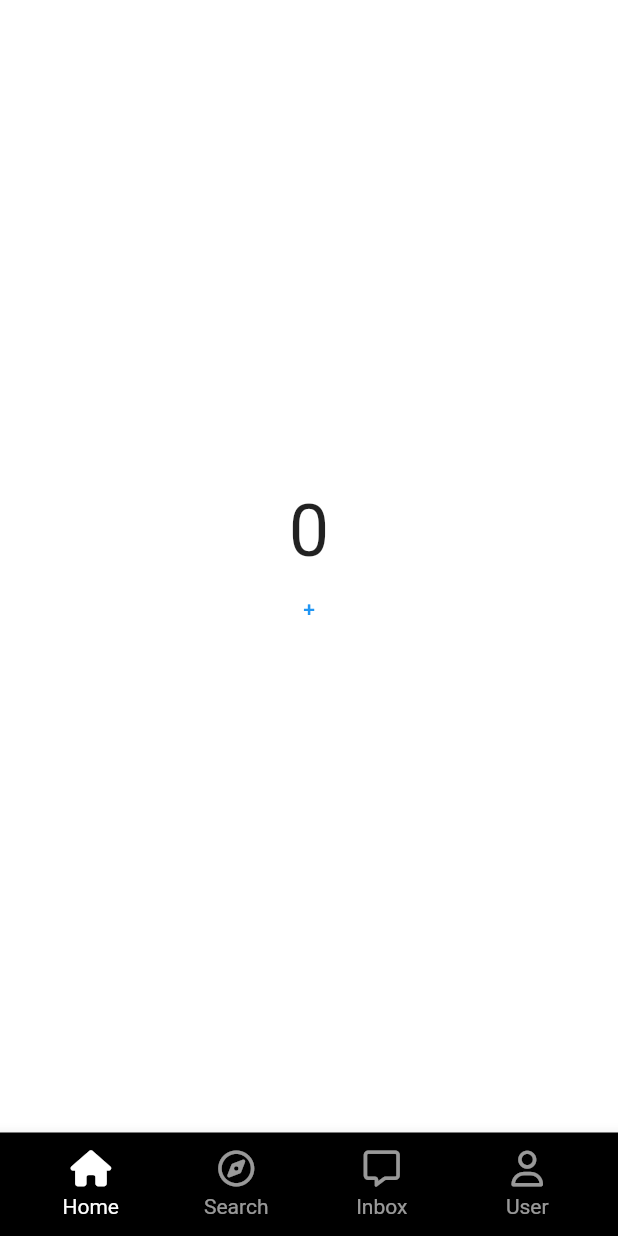
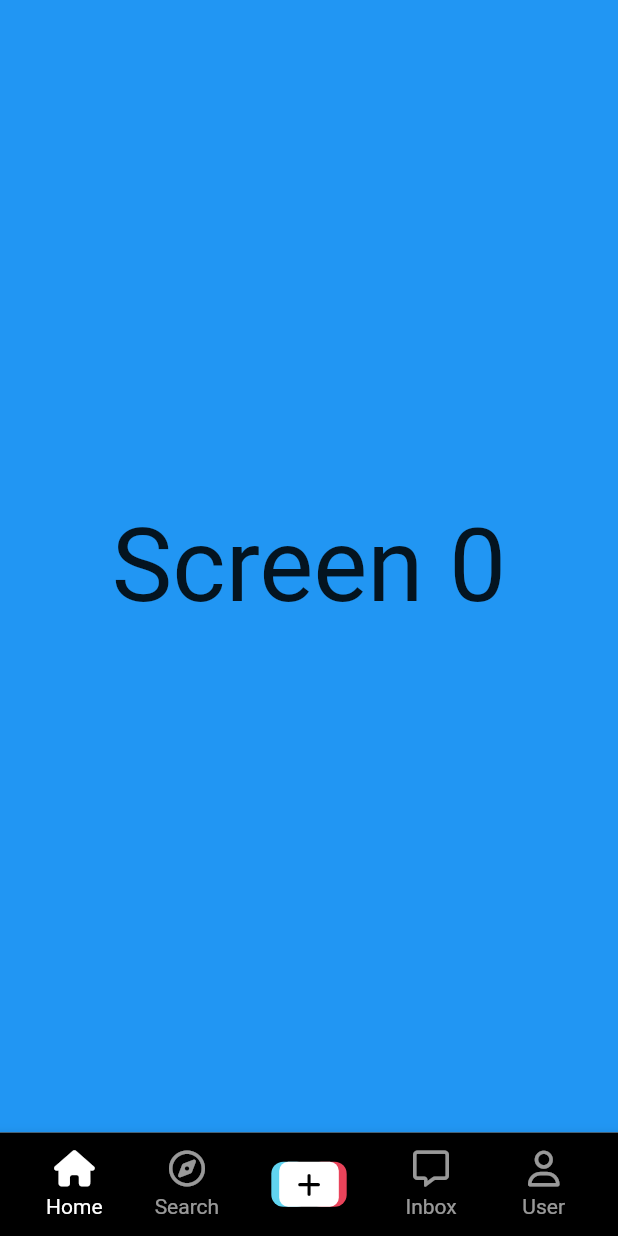
Before and after one commit to plagdoctor/tiktok_clone, a Flutter app: the screen it shows after launch, on a phone screen of 412 x 824 dp. Run offline on Flutter 3.47's test engine with Material 2 defaults, Android fonts, the phone set to English and light mode, and no system bars; our stand-ins replace font_awesome_flutter.

Commit message:
infinite rolling screen

```diff
--- /dev/null
+++ b/lib/features/videos/video_timeline_screen.dart
@@ -0,0 +1,50 @@
+import 'package:flutter/material.dart';
+
+class VideoTimelineScreen extends StatefulWidget {
+  const VideoTimelineScreen({super.key});
+
+  @override
+  State<VideoTimelineScreen> createState() => _VideoTimelineScreenState();
+}
+
+class _VideoTimelineScreenState extends State<VideoTimelineScreen> {
+  int _itemCount = 4;
+
+  List<Color> colors = [
+    Colors.blue,
+    Colors.red,
+    Colors.yellow,
+    Colors.teal,
+  ];
+
+  void _onPageChanged(int page) {
+    if (page == _itemCount - 1) {
+      _itemCount = _itemCount + 4;
+      colors.addAll([
+        Colors.blue,
+        Colors.red,
+        Colors.yellow,
+        Colors.teal,
+      ]);
+      setState(() {});
+    }
+  }
+
+  @override
+  Widget build(BuildContext context) {
+    return PageView.builder(
+      scrollDirection: Axis.vertical,
+      onPageChanged: _onPageChanged,
+      itemCount: _itemCount,
+      itemBuilder: (context, index) => Container(
+        color: colors[index],
+        child: Center(
+          child: Text(
+            "Screen $index",
+            style: const TextStyle(fontSize: 68),
+          ),
+        ),
+      ),
+    );
+  }
+}
--- a/lib/main_navigation/main_navigation_screen.dart
+++ b/lib/main_navigation/main_navigation_screen.dart
@@ -1,7 +1,9 @@
 import 'package:flutter/material.dart';
 import 'package:font_awesome_flutter/font_awesome_flutter.dart';
-import 'package:tiktok_clone/main_navigation/stf_screen.dart';
+import 'package:tiktok_clone/constants/gaps.dart';
+import 'package:tiktok_clone/features/videos/video_timeline_screen.dart';
 import 'package:tiktok_clone/main_navigation/widgets/nav_tab.dart';
+import 'package:tiktok_clone/main_navigation/widgets/post_video_button.dart';
 
 class MainNavigationScreen extends StatefulWidget {
   const MainNavigationScreen({super.key});
@@ -19,6 +21,17 @@ class _MainNavigationScreenState extends State<MainNavigationScreen> {
     });
   }
 
+  void _onPostVideoButtonTap() {
+    Navigator.of(context).push(
+      MaterialPageRoute(
+        builder: (context) => Scaffold(
+          appBar: AppBar(title: const Text('Record video')),
+        ),
+        fullscreenDialog: true,
+      ),
+    );
+  }
+
   @override
   Widget build(BuildContext context) {
     return Scaffold(
@@ -26,19 +39,19 @@ class _MainNavigationScreenState extends State<MainNavigationScreen> {
         children: [
           Offstage(
             offstage: _selectedIndex != 0,
-            child: const StfScreen(),
+            child: const VideoTimelineScreen(),
           ),
           Offstage(
             offstage: _selectedIndex != 1,
-            child: const StfScreen(),
+            child: Container(),
           ),
           Offstage(
             offstage: _selectedIndex != 3,
-            child: const StfScreen(),
+            child: Container(),
           ),
           Offstage(
             offstage: _selectedIndex != 4,
-            child: const StfScreen(),
+            child: Container(),
           )
         ],
       ),
@@ -63,6 +76,12 @@ class _MainNavigationScreenState extends State<MainNavigationScreen> {
                 isSelected: _selectedIndex == 1,
                 onTap: () => _onTap(1),
               ),
+              Gaps.h24,
+              GestureDetector(
+                onTap: _onPostVideoButtonTap,
+                child: const PostVideoButton(),
+              ),
+              Gaps.h24,
               NavTab(
                 text: 'Inbox',
                 icon: FontAwesomeIcons.message,
--- a/lib/main_navigation/stf_screen.dart
+++ /dev/null
@@ -1,43 +0,0 @@
-import 'package:flutter/material.dart';
-
-class StfScreen extends StatefulWidget {
-  const StfScreen({super.key});
-
-  @override
-  State<StfScreen> createState() => _StfScreenState();
-}
-
-class _StfScreenState extends State<StfScreen> {
-  int _clicks = 0;
-
-  void _increase() {
-    setState(() {
-      _clicks = _clicks + 1;
-    });
-  }
-
-  @override
-  void dispose() {
-    print(_clicks);
-    super.dispose();
-  }
-
-  @override
-  Widget build(BuildContext context) {
-    return Center(
-      child: Column(
-        mainAxisAlignment: MainAxisAlignment.center,
-        children: [
-          Text(
-            "$_clicks",
-            style: const TextStyle(fontSize: 48),
-          ),
-          TextButton(
-            onPressed: _increase,
-            child: const Text('+'),
-          )
-        ],
-      ),
-    );
-  }
-}
--- /dev/null
+++ b/lib/main_navigation/widgets/post_video_button.dart
@@ -0,0 +1,67 @@
+import 'package:flutter/material.dart';
+import 'package:font_awesome_flutter/font_awesome_flutter.dart';
+import 'package:tiktok_clone/constants/sizes.dart';
+
+class PostVideoButton extends StatelessWidget {
+  const PostVideoButton({super.key});
+
+  @override
+  Widget build(BuildContext context) {
+    return Stack(
+      clipBehavior: Clip.none,
+      children: [
+        Positioned(
+          right: 20,
+          child: Container(
+            height: 30,
+            width: 25,
+            padding: const EdgeInsets.symmetric(
+              horizontal: Sizes.size8,
+            ),
+            decoration: BoxDecoration(
+              color: const Color(0xff61D4F0),
+              borderRadius: BorderRadius.circular(
+                Sizes.size8,
+              ),
+            ),
+          ),
+        ),
+        Positioned(
+          left: 20,
+          child: Container(
+            height: 30,
+            width: 25,
+            padding: const EdgeInsets.symmetric(
+              horizontal: Sizes.size8,
+            ),
+            decoration: BoxDecoration(
+              color: Theme.of(context).primaryColor,
+              borderRadius: BorderRadius.circular(
+                Sizes.size8,
+              ),
+            ),
+          ),
+        ),
+        Container(
+          height: 30,
+          padding: const EdgeInsets.symmetric(
+            horizontal: Sizes.size12,
+          ),
+          decoration: BoxDecoration(
+            color: Colors.white,
+            borderRadius: BorderRadius.circular(
+              Sizes.size6,
+            ),
+          ),
+          child: const Center(
+            child: FaIcon(
+              FontAwesomeIcons.plus,
+              color: Colors.black,
+              size: 18,
+            ),
+          ),
+        )
+      ],
+    );
+  }
+}
```
